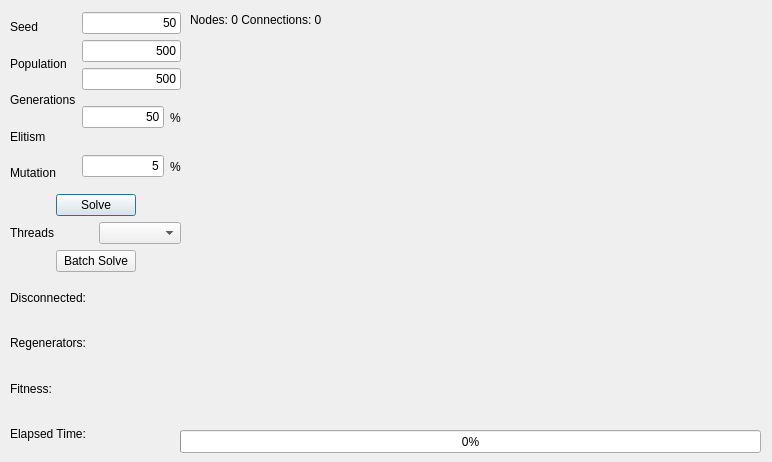
Before: the Qt Designer form customdialog.ui in xQsme/RLP_Qt, drawn with Qt 5.
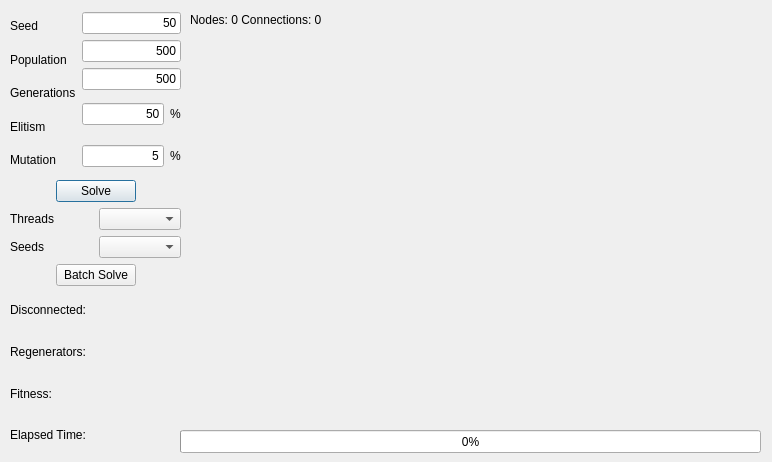
After: the same form once the commit is applied.

The edit to the form file:
```diff
--- a/customdialog.ui
+++ b/customdialog.ui
@@ -253,7 +253,28 @@
          <string/>
         </property>
         <property name="maxVisibleItems">
-         <number>2</number>
+         <number>5</number>
+        </property>
+       </widget>
+      </item>
+     </layout>
+    </item>
+    <item>
+     <layout class="QHBoxLayout" name="horizontalLayout_7">
+      <item>
+       <widget class="QLabel" name="label_7">
+        <property name="text">
+         <string>Seeds</string>
+        </property>
+       </widget>
+      </item>
+      <item>
+       <widget class="QComboBox" name="comboBoxSeeds">
+        <property name="currentText">
+         <string/>
+        </property>
+        <property name="maxVisibleItems">
+         <number>5</number>
         </property>
        </widget>
       </item>
```
